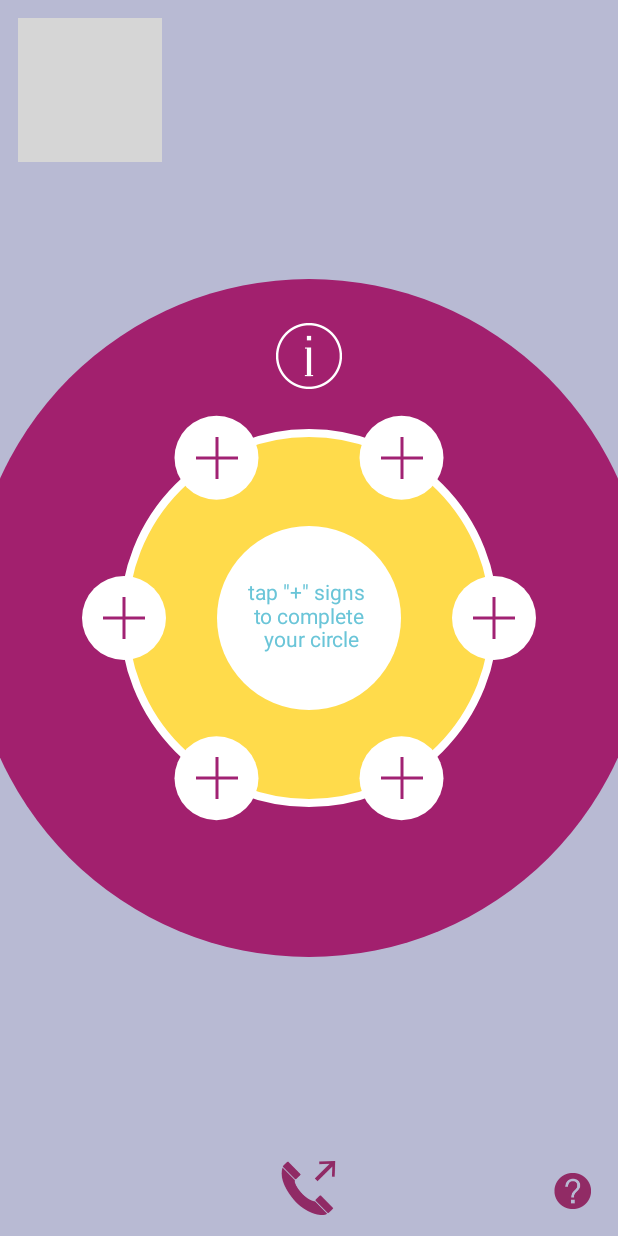
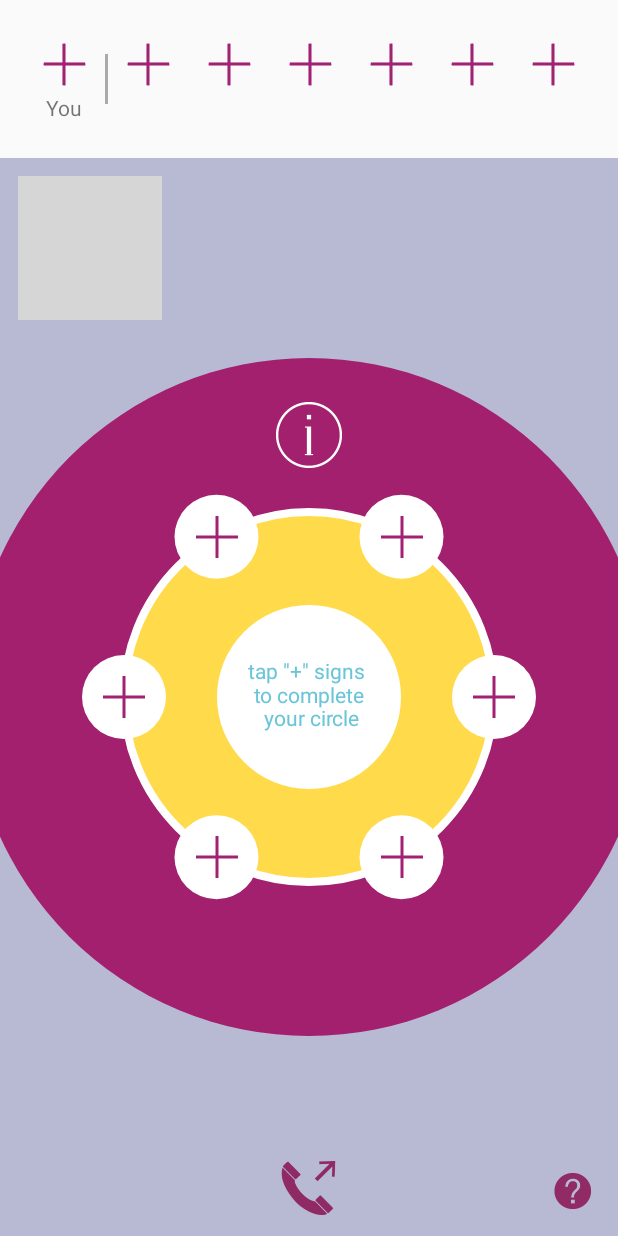
Before and after one commit to guardianproject/OpenCircle, an Android app: the MainActivity screen opened directly, with no data from a screen before it, on a phone screen of 412 x 824 dp. Run offline under Robolectric (Android 15) with nearby library versions, the phone set to English and light mode, and no system bars; our stand-ins replace Volley; libraries missing offline, so code that uses them is left out: cn.pedant, com.bignerdranch.expandablerecyclerview, com.wang.avi; plain views replace AVLoadingIndicatorView; 3 statements that could not run were skipped; grey boxes are pictures that could not be loaded.

Commit message:
Add ContactView and ContactAvatarView

```diff
--- a/app/src/main/java/com/circleof6/ui/MainActivity.java
+++ b/app/src/main/java/com/circleof6/ui/MainActivity.java
@@ -37,6 +37,7 @@ import android.telephony.SmsManager;
 import android.text.TextUtils;
 import android.util.Log;
 import android.view.View;
+import android.view.ViewGroup;
 import android.view.ViewTreeObserver;
 import android.widget.FrameLayout;
 import android.widget.ImageView;
@@ -66,6 +67,7 @@ import com.circleof6.receiver.ShareNotificationReceiver;
 import com.circleof6.util.Constants;
 import com.circleof6.util.ConstantsAnalytics;
 import com.circleof6.view.CircleOf6View;
+import com.circleof6.view.ContactView;
 import com.circleof6.view.util.DrawUtils;
 import com.circleof6.view.util.OnClickListenerCircleOf6View;
 import com.google.android.gms.common.ConnectionResult;
@@ -112,6 +114,7 @@ public class MainActivity extends AppCompatActivity implements GoogleApiClient.C
     private boolean isRegisterReceiver;
     private Set<Integer> contactsPicked;
     private CircleOf6View circleOf6View;
+    private ViewGroup contactsView;
     private boolean showAlertSentMessageSuccess;
     private int numMessagesSent;
     private int numSmsSent;
@@ -352,6 +355,8 @@ public class MainActivity extends AppCompatActivity implements GoogleApiClient.C
                 });
         circleOf6View.refreshDrawableState();
 
+        contactsView = findViewById(R.id.contacts);
+
         setUpView();
         setupInfoContacts();
     }
@@ -369,6 +374,32 @@ public class MainActivity extends AppCompatActivity implements GoogleApiClient.C
             findViewById(R.id.checkbutton).setVisibility(View.VISIBLE);
         }
 
+        // TODO - Setup yourself
+        Contact you = new Contact(0, "You", null, null);
+        ContactView contactView = (ContactView) contactsView.getChildAt(0);
+        contactView.setContact(you);
+
+        int idxContact = 0;
+        int idxNonContact = 5;
+        for (int i = 0; i < contacts.size(); i++) {
+            Contact contact = contacts.get(i);
+            int idxSlot;
+            if (contact == null || TextUtils.isEmpty(contact.getPhoneNumber())) {
+                // Empty slot
+                idxSlot = idxNonContact--;
+            } else {
+                idxSlot = idxContact++;
+            }
+            contactView = (ContactView) contactsView.getChildAt(2 + idxSlot);
+            contactView.setTag(i);
+            contactView.setOnClickListener(new View.OnClickListener() {
+                @Override
+                public void onClick(View v) {
+                    contactClicked((Integer) v.getTag());
+                }
+            });
+            contactView.setContact(contact);
+        }
     }
 
     private ArrayList<Contact> getContactsFromPreferences() {
--- /dev/null
+++ b/app/src/main/java/com/circleof6/view/ContactAvatarView.java
@@ -0,0 +1,136 @@
+package com.circleof6.view;
+
+import android.annotation.TargetApi;
+import android.content.Context;
+import android.graphics.Canvas;
+import android.graphics.Color;
+import android.graphics.LinearGradient;
+import android.graphics.Outline;
+import android.graphics.Paint;
+import android.graphics.Path;
+import android.graphics.Rect;
+import android.graphics.Shader;
+import android.os.Build;
+import android.support.annotation.Nullable;
+import android.support.annotation.RequiresApi;
+import android.text.TextUtils;
+import android.util.AttributeSet;
+import android.view.View;
+import android.view.ViewOutlineProvider;
+import android.widget.ImageView;
+
+import com.circleof6.CircleOf6Application;
+import com.circleof6.R;
+import com.circleof6.model.Contact;
+import com.circleof6.model.StatusUpdate;
+import com.circleof6.view.util.ConstantsView;
+import com.circleof6.view.util.DrawUtils;
+
+
+/**
+ * Created by N-Pex on 2018-10-30.
+ */
+public class ContactAvatarView extends android.support.v7.widget.AppCompatImageView {
+
+    private Contact contact;
+
+    private float borderWidthPercent = 5.0f;
+    private float borderWidth;
+    private Paint paintBorder;
+    private Path clipPath;
+
+    private LinearGradient shaderNormal;
+    private LinearGradient shaderUnread;
+
+    public ContactAvatarView(Context context) {
+        super(context);
+        init(null);
+    }
+
+    public ContactAvatarView(Context context, @Nullable AttributeSet attrs) {
+        super(context, attrs);
+        init(attrs);
+    }
+
+    public ContactAvatarView(Context context, @Nullable AttributeSet attrs, int defStyleAttr) {
+        super(context, attrs, defStyleAttr);
+        init(attrs);
+    }
+
+    private void init(AttributeSet attrs) {
+        clipPath = new android.graphics.Path();
+    }
+
+    public void setContact(Contact contact) {
+        this.contact = contact;
+        if (this.contact == null || TextUtils.isEmpty(this.contact.getPhoneNumber())) {
+            // Show the add!
+            setImageResource(R.drawable.ic_add);
+        } else if (contact.getPhoto() == null || contact.getPhoto().equals(ConstantsView.DEFAULT_PHOTO)) {
+            // Show default image
+            setImageResource(R.drawable.contact_icon);
+        } else {
+            setImageBitmap(DrawUtils.getBitmapFromPath(contact.getPhoto()));
+        }
+    }
+
+    @Override
+    protected void onSizeChanged(int w, int h, int oldw, int oldh) {
+        super.onSizeChanged(w, h, oldw, oldh);
+
+        float size = Math.min(w, h) - 1;
+
+        borderWidth = (size * borderWidthPercent) / 100.0f;
+        setPadding((int)borderWidth-1, (int)borderWidth - 1, (int)borderWidth - 1, (int)borderWidth - 1);
+
+        clipPath.reset();
+        clipPath.addCircle((float)w/2.0f, (float)h/2.0f, (size - borderWidth) / 2.0f, Path.Direction.CW);
+        paintBorder = new Paint();
+        paintBorder.setAntiAlias(true);
+        paintBorder.setColor(Color.WHITE);
+        paintBorder.setStyle(Paint.Style.STROKE);
+        paintBorder.setStrokeWidth(borderWidth);
+
+        shaderNormal = buildShader(Color.WHITE, Color.BLUE, w, h);
+        shaderUnread = buildShader(0xffff0000, 0xff800000, w, h);
+    }
+
+    private LinearGradient buildShader(int colStart, int colEnd, int width, int height) {
+        return new LinearGradient(0,0,width, height,new int[] { colStart, colEnd, colStart}, new float[] { 0, 0.2f, 1}, Shader.TileMode.REPEAT);
+    }
+
+    @Override
+    public void onDraw(Canvas canvas) {
+        canvas.save();
+        canvas.clipPath(clipPath);
+        super.onDraw(canvas);
+        canvas.restore();
+
+        if (this.contact != null && !TextUtils.isEmpty(contact.getPhoneNumber())) {
+            StatusUpdate status = CircleOf6Application.getInstance().getContactStatus(this.contact);
+            if (status != null) {
+                if (!status.isSeen()) {
+                    paintBorder.setShader(shaderUnread);
+                } else {
+                    paintBorder.setShader(shaderNormal);
+                }
+                canvas.drawPath(clipPath, paintBorder);
+            }
+        }
+    }
+
+    @Override
+    protected void onMeasure(int widthMeasureSpec, int heightMeasureSpec) {
+        super.onMeasure(widthMeasureSpec, heightMeasureSpec);
+        setMeasuredDimension(getMeasuredWidth(), getMeasuredWidth());
+    }
+
+    @RequiresApi(api = Build.VERSION_CODES.LOLLIPOP)
+    private class OutlineProvider extends ViewOutlineProvider {
+        @Override
+        public void getOutline(View view, Outline outline) {
+            outline.setOval(0, 0, getWidth(), getHeight());
+        }
+
+    }
+}
--- /dev/null
+++ b/app/src/main/java/com/circleof6/view/ContactView.java
@@ -0,0 +1,63 @@
+package com.circleof6.view;
+
+import android.annotation.TargetApi;
+import android.content.Context;
+import android.graphics.Canvas;
+import android.graphics.Color;
+import android.os.Build;
+import android.support.annotation.NonNull;
+import android.support.annotation.Nullable;
+import android.util.AttributeSet;
+import android.view.LayoutInflater;
+import android.widget.FrameLayout;
+import android.widget.TextView;
+
+import com.circleof6.CircleOf6Application;
+import com.circleof6.R;
+import com.circleof6.model.Contact;
+import com.circleof6.model.StatusUpdate;
+import com.circleof6.view.util.ConstantsView;
+import com.circleof6.view.util.DrawUtils;
+
+/**
+ * Created by N-Pex on 2018-10-30.
+ */
+public class ContactView extends FrameLayout {
+
+    private Contact contact;
+    private TextView tvName;
+    private ContactAvatarView avatarView;
+
+    public ContactView(@NonNull Context context) {
+        super(context);
+        init(null);
+    }
+
+    public ContactView(@NonNull Context context, @Nullable AttributeSet attrs) {
+        super(context, attrs);
+        init(attrs);
+    }
+
+    public ContactView(@NonNull Context context, @Nullable AttributeSet attrs, int defStyleAttr) {
+        super(context, attrs, defStyleAttr);
+        init(attrs);
+    }
+
+    @TargetApi(Build.VERSION_CODES.LOLLIPOP)
+    public ContactView(@NonNull Context context, @Nullable AttributeSet attrs, int defStyleAttr, int defStyleRes) {
+        super(context, attrs, defStyleAttr, defStyleRes);
+        init(attrs);
+    }
+
+    private void init(AttributeSet attrs) {
+        LayoutInflater.from(getContext()).inflate(R.layout.contact_view, this, true);
+        tvName = findViewById(R.id.name);
+        avatarView = findViewById(R.id.avatarView);
+    }
+
+    public void setContact(Contact contact) {
+        this.contact = contact;
+        tvName.setText(contact.getName());
+        avatarView.setContact(contact);
+    }
+}
--- a/app/src/main/res/layout/activity_main.xml
+++ b/app/src/main/res/layout/activity_main.xml
@@ -6,9 +6,60 @@
     android:layout_width="match_parent"
     android:layout_height="match_parent"
     >
+
+    <LinearLayout
+        android:id="@+id/contacts"
+        android:layout_width="match_parent"
+        android:layout_height="wrap_content"
+        android:layout_margin="16dp"
+        android:orientation="horizontal"
+        >
+        <com.circleof6.view.ContactView
+            android:layout_width="match_parent"
+            android:layout_height="wrap_content"
+            android:layout_weight="1"
+            />
+        <View android:layout_width="2dp"
+            android:layout_height="match_parent"
+            android:layout_marginTop="20dp"
+            android:layout_marginBottom="20dp"
+            android:background="@android:color/darker_gray" />
+        <com.circleof6.view.ContactView
+            android:layout_width="match_parent"
+            android:layout_height="wrap_content"
+            android:layout_weight="1"
+            />
+        <com.circleof6.view.ContactView
+            android:layout_width="match_parent"
+            android:layout_height="wrap_content"
+            android:layout_weight="1"
+            />
+        <com.circleof6.view.ContactView
+            android:layout_width="match_parent"
+            android:layout_height="wrap_content"
+            android:layout_weight="1"
+            />
+        <com.circleof6.view.ContactView
+            android:layout_width="match_parent"
+            android:layout_height="wrap_content"
+            android:layout_weight="1"
+            />
+        <com.circleof6.view.ContactView
+            android:layout_width="match_parent"
+            android:layout_height="wrap_content"
+            android:layout_weight="1"
+            />
+        <com.circleof6.view.ContactView
+            android:layout_width="match_parent"
+            android:layout_height="wrap_content"
+            android:layout_weight="1"
+            />
+    </LinearLayout>
+
     <FrameLayout
                  android:layout_width="match_parent"
                  android:layout_height="match_parent"
+        android:layout_below="@id/contacts"
                  android:background="@color/background_activity"
                  tools:context=".ui.MainActivity"
                  android:id="@+id/full_body"
--- /dev/null
+++ b/app/src/main/res/layout/contact_view.xml
@@ -0,0 +1,23 @@
+<?xml version="1.0" encoding="utf-8"?>
+<RelativeLayout xmlns:android="http://schemas.android.com/apk/res/android"
+    xmlns:tools="http://schemas.android.com/tools"
+    android:orientation="vertical"
+    android:layout_width="match_parent"
+    android:layout_height="match_parent"
+    android:layout_margin="8dp"
+    tools:context=".ui.MainActivity"
+    >
+    <com.circleof6.view.ContactAvatarView
+        android:id="@+id/avatarView"
+        android:layout_width="match_parent"
+        android:layout_height="0dp"
+        android:layout_margin="4dp"
+        />
+    <TextView android:layout_width="match_parent"
+        android:id="@+id/name"
+        android:layout_height="wrap_content"
+        android:gravity="center"
+        android:text="Contact Name"
+        android:layout_below="@id/avatarView"
+        />
+</RelativeLayout>
```
Also changed, not shown: app/src/main/java/com/circleof6/CircleOf6Application.java (+14 -0 lines), app/src/main/java/com/circleof6/model/StatusUpdate.java (added, +77 -0 lines), app/src/main/java/com/circleof6/model/StatusUpdateResponse.java (added, +69 -0 lines).
